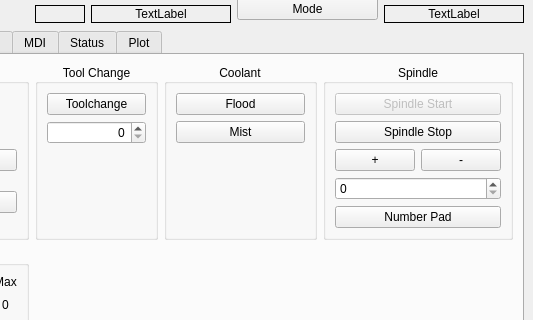
Qt form jet/src/jet.ui (tlight9/jet) before a commit; both pictures show x 267 to 800 and y 144 to 464 of the 800 by 625 pixel window.
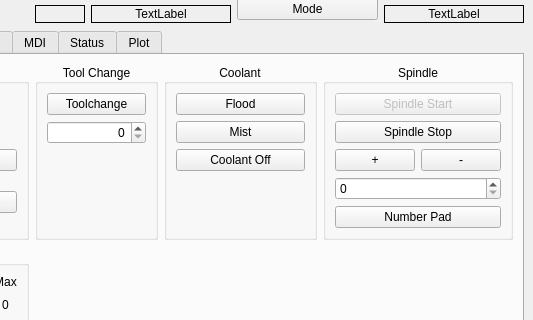
The same form after that commit. The open tabs and pages were chosen to show the change.

Commit message: add show hal

```diff
--- a/jet/src/jet.ui
+++ b/jet/src/jet.ui
@@ -787,7 +787,7 @@
              </property>
             </widget>
            </item>
-           <item row="2" column="0">
+           <item row="3" column="0">
             <spacer name="verticalSpacer_4">
              <property name="orientation">
               <enum>Qt::Vertical</enum>
@@ -800,6 +800,19 @@
              </property>
             </spacer>
            </item>
+           <item row="2" column="0">
+            <widget class="QPushButton" name="pushButton">
+             <property name="text">
+              <string>Coolant Off</string>
+             </property>
+             <property name="function" stdset="0">
+              <string>mdi</string>
+             </property>
+             <property name="command" stdset="0">
+              <string>M9</string>
+             </property>
+            </widget>
+           </item>
           </layout>
          </widget>
         </item>
```
Left out of the diff: 2 changed lines with no effect on the pictures. The commit also changes 1 other file.
